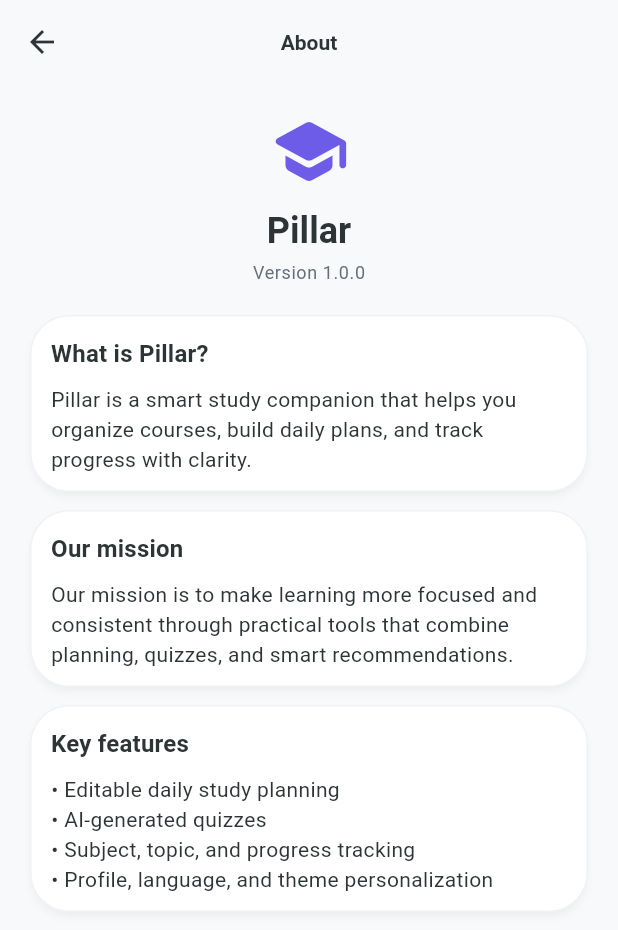
After one commit to fatimaAlku/Pillar, a Flutter app: the AboutScreen screen opened directly, on a phone screen of 412 x 824 dp. The commit adds this screen. Shown: the top 930 px of the screen. Run offline on Flutter 3.47's test engine with Material 3 defaults, Android fonts, the phone set to English and light mode, and no system bars; our stand-ins replace cloud_firestore, cloud_functions, file_picker, firebase_auth, firebase_core, firebase_storage and 2 more; missing offline and left inert: syncfusion_flutter_pdf; accounts and stored records are empty.

Commit message:
privacy policy & about

```diff
--- a/apps/study_coach/lib/core/localization/app_strings.dart
+++ b/apps/study_coach/lib/core/localization/app_strings.dart
@@ -257,7 +257,50 @@ class AppStrings {
       ? 'انتهت صلاحية الجلسة. سجّل الدخول مرة أخرى ثم أعد المحاولة.'
       : 'Session expired. Please sign in again and retry.';
   String get privacyPolicy => _isArabic ? 'سياسة الخصوصية' : 'Privacy Policy';
+  String get privacyPolicyIntro => _isArabic
+      ? 'توضح هذه السياسة كيفية جمع بياناتك واستخدامها وحمايتها داخل تطبيق بيلار.'
+      : 'This policy explains how your data is collected, used, and protected in Pillar.';
+  String get privacyPolicyLastUpdated =>
+      _isArabic ? 'آخر تحديث: 22 أبريل 2026' : 'Last updated: April 22, 2026';
+  String get privacyPolicyDataWeCollectTitle =>
+      _isArabic ? 'البيانات التي نجمعها' : 'Data we collect';
+  String get privacyPolicyDataWeCollectBody => _isArabic
+      ? 'قد نجمع بيانات الحساب مثل البريد الإلكتروني والاسم والصورة الشخصية، بالإضافة إلى بيانات الاستخدام مثل المواد الدراسية والخطط والاختبارات التي تنشئها داخل التطبيق.'
+      : 'We may collect account data such as email, name, and profile photo, plus usage data like the subjects, plans, and quizzes you create in the app.';
+  String get privacyPolicyHowWeUseDataTitle =>
+      _isArabic ? 'كيف نستخدم البيانات' : 'How we use data';
+  String get privacyPolicyHowWeUseDataBody => _isArabic
+      ? 'نستخدم البيانات لتشغيل الميزات الأساسية، مزامنة تقدمك عبر الأجهزة، وتحسين التوصيات الدراسية وتجربة التطبيق.'
+      : 'We use data to power core features, sync your progress across devices, and improve study recommendations and overall app experience.';
+  String get privacyPolicyStorageSecurityTitle =>
+      _isArabic ? 'التخزين والأمان' : 'Storage and security';
+  String get privacyPolicyStorageSecurityBody => _isArabic
+      ? 'يتم تخزين البيانات باستخدام خدمات سحابية آمنة، مع تطبيق ضوابط وصول لحماية حسابك. لا نبيع بياناتك الشخصية لأطراف خارجية.'
+      : 'Data is stored using secure cloud services with access controls to protect your account. We do not sell your personal data to third parties.';
+  String get privacyPolicyYourChoicesTitle =>
+      _isArabic ? 'خياراتك' : 'Your choices';
+  String get privacyPolicyYourChoicesBody => _isArabic
+      ? 'يمكنك تحديث بيانات ملفك الشخصي أو حذف بعض المحتوى الذي تنشئه داخل التطبيق. باستخدام التطبيق، فإنك توافق على هذه السياسة وتحديثاتها.'
+      : 'You can update your profile details and remove content you create in the app. By using Pillar, you agree to this policy and its updates.';
+  String get privacyPolicyContactTitle => _isArabic ? 'التواصل' : 'Contact';
+  String get privacyPolicyContactBody => _isArabic
+      ? 'إذا كانت لديك أسئلة حول الخصوصية، تواصل معنا عبر دعم التطبيق داخل بيلار.'
+      : 'If you have privacy questions, contact us through in-app support in Pillar.';
   String get about => _isArabic ? 'حول التطبيق' : 'About';
+  String get aboutVersion => _isArabic ? 'الإصدار 1.0.0' : 'Version 1.0.0';
+  String get aboutWhatIsPillarTitle =>
+      _isArabic ? 'ما هو بيلار؟' : 'What is Pillar?';
+  String get aboutWhatIsPillarBody => _isArabic
+      ? 'بيلار هو رفيق دراسة ذكي يساعدك على تنظيم المواد، إنشاء خطط يومية، وتتبّع تقدمك بطريقة بسيطة.'
+      : 'Pillar is a smart study companion that helps you organize courses, build daily plans, and track progress with clarity.';
+  String get aboutMissionTitle => _isArabic ? 'رسالتنا' : 'Our mission';
+  String get aboutMissionBody => _isArabic
+      ? 'نهدف إلى جعل التعلّم أكثر تركيزًا واستمرارية عبر أدوات عملية تجمع بين التخطيط، الاختبار، والتوصيات الذكية.'
+      : 'Our mission is to make learning more focused and consistent through practical tools that combine planning, quizzes, and smart recommendations.';
+  String get aboutFeaturesTitle => _isArabic ? 'أهم الميزات' : 'Key features';
+  String get aboutFeaturesBody => _isArabic
+      ? '• خطة دراسة يومية قابلة للتعديل\n• اختبارات مولّدة بالذكاء الاصطناعي\n• تتبع المواد والمواضيع والتقدّم\n• تخصيص اللغة والمظهر والملف الشخصي'
+      : '• Editable daily study planning\n• AI-generated quizzes\n• Subject, topic, and progress tracking\n• Profile, language, and theme personalization';
   String get logout => _isArabic ? 'تسجيل الخروج' : 'Log out';
   String get allRightsReserved => _isArabic
       ? '© 2026 بيلار. جميع الحقوق محفوظة.'
--- /dev/null
+++ b/apps/study_coach/lib/features/profile/presentation/screens/about_screen.dart
@@ -0,0 +1,96 @@
+import 'package:flutter/material.dart';
+
+import '../../../../core/localization/app_strings.dart';
+
+class AboutScreen extends StatelessWidget {
+  const AboutScreen({super.key});
+
+  @override
+  Widget build(BuildContext context) {
+    final strings = AppStrings.of(context);
+    final theme = Theme.of(context);
+    final colorScheme = theme.colorScheme;
+
+    return Scaffold(
+      appBar: AppBar(title: Text(strings.about)),
+      body: ListView(
+        padding: const EdgeInsets.fromLTRB(20, 18, 20, 24),
+        children: [
+          Icon(
+            Icons.school_rounded,
+            size: 54,
+            color: colorScheme.primary,
+          ),
+          const SizedBox(height: 10),
+          Center(
+            child: Text(
+              strings.appTitle,
+              style: theme.textTheme.headlineSmall?.copyWith(
+                fontWeight: FontWeight.w700,
+              ),
+            ),
+          ),
+          const SizedBox(height: 4),
+          Center(
+            child: Text(
+              strings.aboutVersion,
+              style: theme.textTheme.bodySmall?.copyWith(
+                color: colorScheme.onSurfaceVariant,
+              ),
+            ),
+          ),
+          const SizedBox(height: 20),
+          _AboutSectionCard(
+            title: strings.aboutWhatIsPillarTitle,
+            body: strings.aboutWhatIsPillarBody,
+          ),
+          _AboutSectionCard(
+            title: strings.aboutMissionTitle,
+            body: strings.aboutMissionBody,
+          ),
+          _AboutSectionCard(
+            title: strings.aboutFeaturesTitle,
+            body: strings.aboutFeaturesBody,
+          ),
+        ],
+      ),
+    );
+  }
+}
+
+class _AboutSectionCard extends StatelessWidget {
+  const _AboutSectionCard({
+    required this.title,
+    required this.body,
+  });
+
+  final String title;
+  final String body;
+
+  @override
+  Widget build(BuildContext context) {
+    final theme = Theme.of(context);
+    return Card(
+      margin: const EdgeInsets.only(bottom: 12),
+      child: Padding(
+        padding: const EdgeInsets.fromLTRB(14, 14, 14, 12),
+        child: Column(
+          crossAxisAlignment: CrossAxisAlignment.start,
+          children: [
+            Text(
+              title,
+              style: theme.textTheme.titleMedium?.copyWith(
+                fontWeight: FontWeight.w700,
+              ),
+            ),
+            const SizedBox(height: 8),
+            Text(
+              body,
+              style: theme.textTheme.bodyMedium,
+            ),
+          ],
+        ),
+      ),
+    );
+  }
+}
```
Also changed, not shown: apps/study_coach/lib/features/profile/presentation/screens/privacy_policy_screen.dart (added, +91 -0 lines), apps/study_coach/lib/features/profile/presentation/screens/profile_tab_screen.dart (+16 -2 lines).
